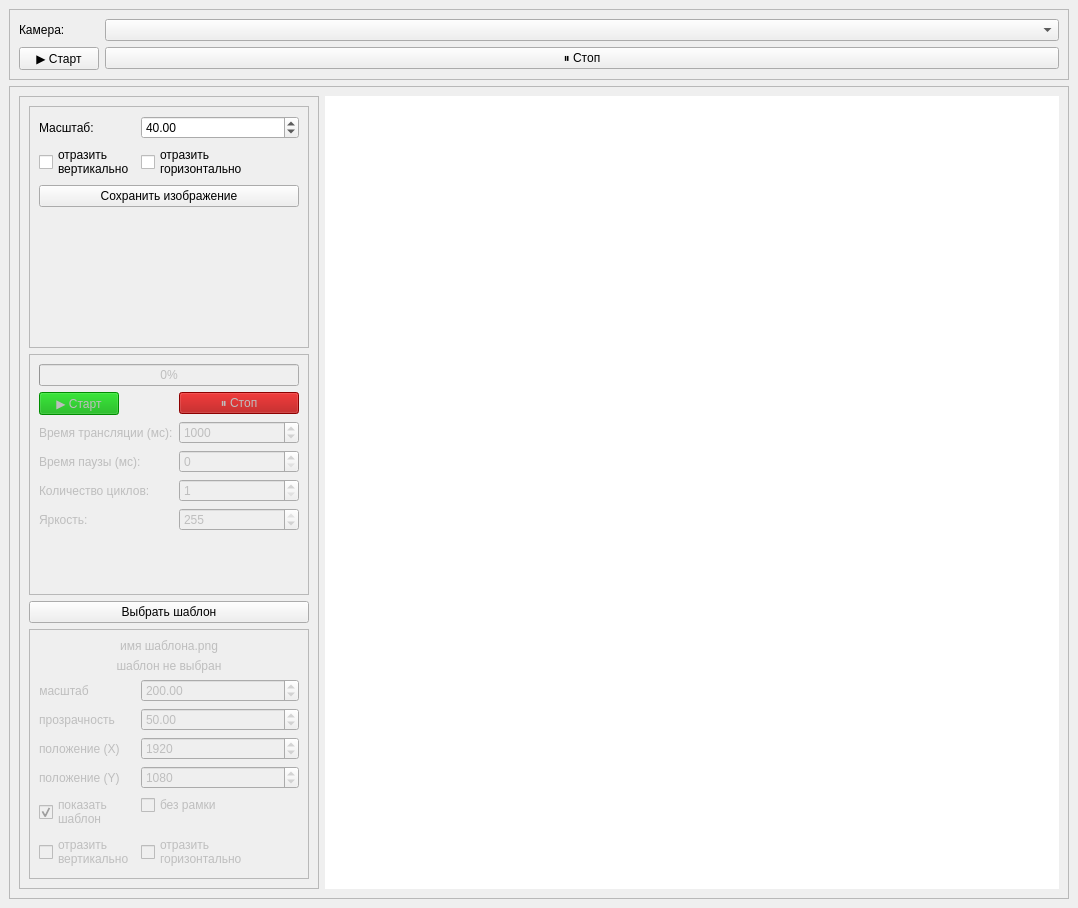
First picture: the form in qtUi/ui1.ui, repository vaddav6/cjcLitCam, before the edit.
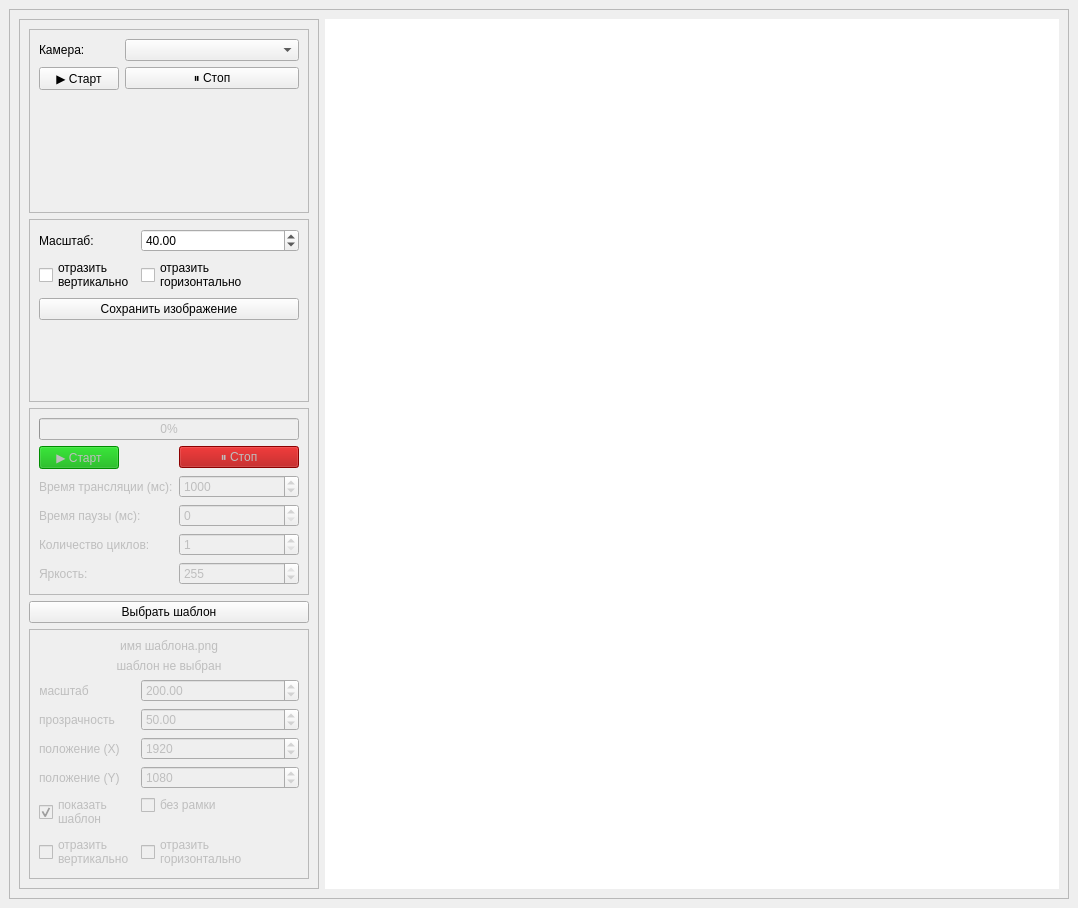
Second picture: the form after the edit.

Commit message: - up ui - fix litho section

```diff
--- a/qtUi/ui1.ui
+++ b/qtUi/ui1.ui
@@ -16,6 +16,30 @@
   <widget class="QWidget" name="centralwidget">
    <layout class="QVBoxLayout" name="verticalLayout_2">
     <item>
+     <widget class="QFrame" name="frame_2">
+      <property name="frameShape">
+       <enum>QFrame::Shape::StyledPanel</enum>
+      </property>
+      <property name="frameShadow">
+       <enum>QFrame::Shadow::Raised</enum>
+      </property>
+      <layout class="QHBoxLayout" name="horizontalLayout">
+       <item>
+        <widget class="QFrame" name="frame_4">
+         <property name="maximumSize">
+          <size>
+           <width>300</width>
+           <height>16777215</height>
+          </size>
+         </property>
+         <property name="frameShape">
+          <enum>QFrame::Shape::StyledPanel</enum>
+         </property>
+         <property name="frameShadow">
+          <enum>QFrame::Shadow::Raised</enum>
+         </property>
+         <layout class="QVBoxLayout" name="verticalLayout">
+          <item>
      <widget class="QFrame" name="frame">
       <property name="maximumSize">
        <size>
@@ -58,30 +82,6 @@
      </widget>
     </item>
     <item>
-     <widget class="QFrame" name="frame_2">
-      <property name="frameShape">
-       <enum>QFrame::Shape::StyledPanel</enum>
-      </property>
-      <property name="frameShadow">
-       <enum>QFrame::Shadow::Raised</enum>
-      </property>
-      <layout class="QHBoxLayout" name="horizontalLayout">
-       <item>
-        <widget class="QFrame" name="frame_4">
-         <property name="maximumSize">
-          <size>
-           <width>300</width>
-           <height>16777215</height>
-          </size>
-         </property>
-         <property name="frameShape">
-          <enum>QFrame::Shape::StyledPanel</enum>
-         </property>
-         <property name="frameShadow">
-          <enum>QFrame::Shadow::Raised</enum>
-         </property>
-         <layout class="QVBoxLayout" name="verticalLayout">
-          <item>
            <widget class="QFrame" name="frame_8">
             <property name="frameShape">
              <enum>QFrame::Shape::StyledPanel</enum>
```
Left out of the diff: 24 changed lines with no effect on the pictures. Lines whose indentation alone changed are shown as unchanged. The commit also changes 2 other files.
